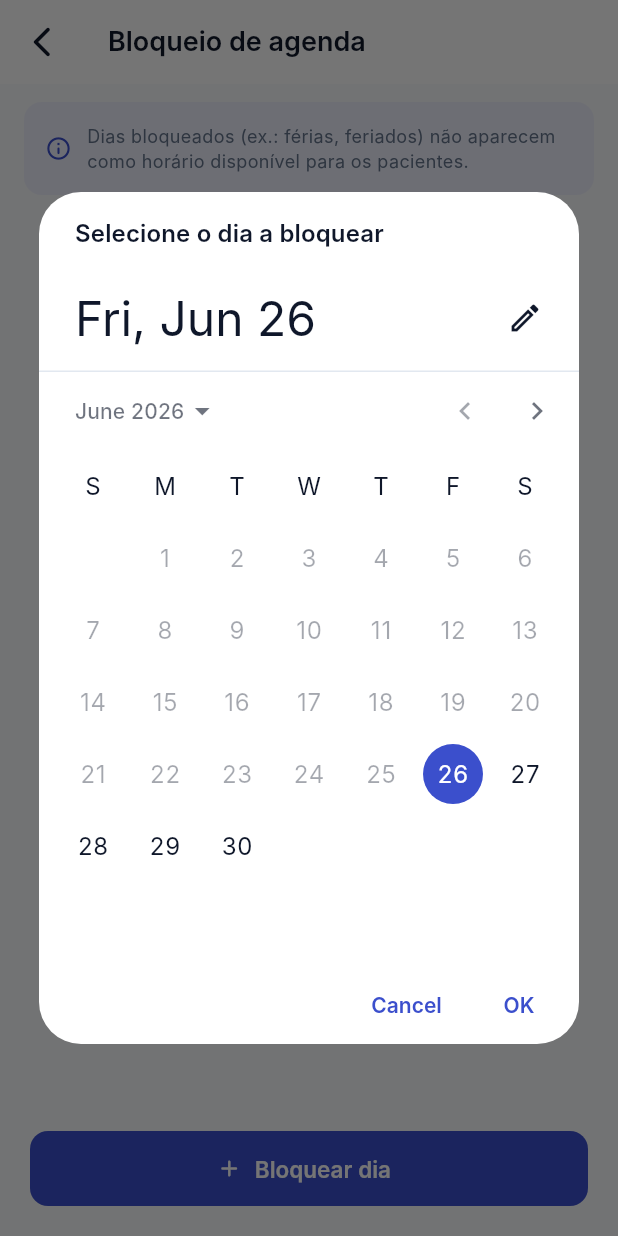
After one commit to JonathaDaSilva/Mindflow, a Flutter app: the BloqueiosAgendaScreen screen opened directly, after a tap on "Bloquear dia", on a phone screen of 412 x 824 dp. The commit adds this screen. Run offline on Flutter 3.47's test engine with Material 3 defaults, Android fonts, the phone set to English and light mode, and no system bars; our stand-ins replace flutter_local_notifications, shared_preferences, table_calendar; accounts and stored records are empty; network calls fail; Roboto replaces fonts that are missing (Inter).

Commit message:
feat: bloqueio na agenda do psicologo

```diff
--- /dev/null
+++ b/mindflow_psicologo/lib/screens/bloqueios_agenda_screen.dart
@@ -0,0 +1,253 @@
+import 'dart:convert';
+import 'package:flutter/material.dart';
+import 'package:intl/intl.dart';
+import 'package:mindflow_shared/mindflow_shared.dart';
+import '../theme/psicologo_theme.dart';
+
+// RF18 — psicólogo bloqueia dias da agenda (ex.: férias, feriado).
+// Datas bloqueadas deixam de gerar slots livres para os pacientes
+// (ver DisponibilidadeService.buscarSlotsLivres no backend).
+class BloqueiosAgendaScreen extends StatefulWidget {
+  const BloqueiosAgendaScreen({super.key});
+
+  @override
+  State<BloqueiosAgendaScreen> createState() => _BloqueiosAgendaScreenState();
+}
+
+class _BloqueiosAgendaScreenState extends State<BloqueiosAgendaScreen> {
+  List<Map<String, dynamic>> _bloqueios = [];
+  bool _carregando = true;
+  bool _salvando = false;
+
+  final _df = DateFormat('dd/MM/yyyy');
+
+  @override
+  void initState() {
+    super.initState();
+    _carregar();
+  }
+
+  Future<void> _carregar() async {
+    setState(() => _carregando = true);
+    try {
+      final res = await ApiClient.get('/disponibilidades/bloqueios');
+      if (res.statusCode == 200) {
+        final lista = (jsonDecode(res.body) as List).cast<Map<String, dynamic>>();
+        lista.sort((a, b) => (a['data'] as String).compareTo(b['data'] as String));
+        setState(() => _bloqueios = lista);
+      }
+    } catch (_) {
+    } finally {
+      if (mounted) setState(() => _carregando = false);
+    }
+  }
+
+  Future<void> _bloquearNovoDia() async {
+    final hoje = DateTime.now();
+    final data = await showDatePicker(
+      context: context,
+      initialDate: hoje,
+      firstDate: hoje,
+      lastDate: hoje.add(const Duration(days: 365)),
+      helpText: 'Selecione o dia a bloquear',
+    );
+    if (data == null) return;
+
+    final motivoCtrl = TextEditingController();
+    final confirmou = await showDialog<bool>(
+      context: context,
+      builder: (ctx) => AlertDialog(
+        title: const Text('Bloquear dia'),
+        content: Column(
+          mainAxisSize: MainAxisSize.min,
+          crossAxisAlignment: CrossAxisAlignment.start,
+          children: [
+            Text(_df.format(data), style: const TextStyle(fontWeight: FontWeight.w600)),
+            const SizedBox(height: 12),
+            TextField(
+              controller: motivoCtrl,
+              decoration: const InputDecoration(
+                labelText: 'Motivo (opcional)',
+                hintText: 'Ex.: Férias',
+              ),
+            ),
+          ],
+        ),
+        actions: [
+          TextButton(onPressed: () => Navigator.pop(ctx, false), child: const Text('Cancelar')),
+          ElevatedButton(onPressed: () => Navigator.pop(ctx, true), child: const Text('Bloquear')),
+        ],
+      ),
+    );
+    if (confirmou != true) return;
+
+    setState(() => _salvando = true);
+    try {
+      final body = {
+        'data': DateFormat('yyyy-MM-dd').format(data),
+        'motivo': motivoCtrl.text.trim().isEmpty ? null : motivoCtrl.text.trim(),
+      };
+      final res = await ApiClient.post('/disponibilidades/bloqueios', body);
+      if (!mounted) return;
+      if (res.statusCode == 201) {
+        await _carregar();
+        ScaffoldMessenger.of(context).showSnackBar(const SnackBar(
+          content: Text('Dia bloqueado com sucesso'),
+          backgroundColor: PT.success,
+        ));
+      } else {
+        final msg = jsonDecode(res.body)['error'] as String? ?? 'Erro ao bloquear dia';
+        ScaffoldMessenger.of(context).showSnackBar(SnackBar(content: Text(msg), backgroundColor: PT.error));
+      }
+    } catch (_) {
+      if (!mounted) return;
+      ScaffoldMessenger.of(context).showSnackBar(const SnackBar(
+        content: Text('Erro ao bloquear dia'),
+        backgroundColor: PT.error,
+      ));
+    } finally {
+      if (mounted) setState(() => _salvando = false);
+    }
+  }
+
+  Future<void> _desbloquear(String dataIso) async {
+    try {
+      final res = await ApiClient.delete('/disponibilidades/bloqueios/$dataIso');
+      if (!mounted) return;
+      if (res.statusCode == 200 || res.statusCode == 204) {
+        await _carregar();
+        ScaffoldMessenger.of(context).showSnackBar(const SnackBar(
+          content: Text('Bloqueio removido'),
+          backgroundColor: PT.success,
+        ));
+      }
+    } catch (_) {}
+  }
+
+  @override
+  Widget build(BuildContext context) {
+    return Scaffold(
+      backgroundColor: PT.background,
+      appBar: AppBar(
+        title: const Text('Bloqueio de agenda'),
+        leading: IconButton(
+          icon: const Icon(Icons.arrow_back_ios_new_rounded),
+          onPressed: () => Navigator.pop(context),
+        ),
+      ),
+      body: Column(
+        children: [
+          Container(
+            margin: const EdgeInsets.fromLTRB(16, 12, 16, 0),
+            padding: const EdgeInsets.all(14),
+            decoration: BoxDecoration(
+              color: PT.primaryLight,
+              borderRadius: BorderRadius.circular(12),
+            ),
+            child: const Row(children: [
+              Icon(Icons.info_outline_rounded, color: PT.primary, size: 18),
+              SizedBox(width: 10),
+              Expanded(
+                child: Text(
+                  'Dias bloqueados (ex.: férias, feriados) não aparecem '
+                  'como horário disponível para os pacientes.',
+                  style: TextStyle(color: PT.text2, fontSize: 12, height: 1.4),
+                ),
+              ),
+            ]),
+          ),
+          Expanded(
+            child: _carregando
+                ? const Center(child: CircularProgressIndicator(color: PT.primary))
+                : _bloqueios.isEmpty
+                    ? Center(
+                        child: Column(
+                          mainAxisSize: MainAxisSize.min,
+                          children: [
+                            Container(
+                              width: 64,
+                              height: 64,
+                              decoration: BoxDecoration(
+                                color: PT.surfaceAlt,
+                                borderRadius: BorderRadius.circular(20),
+                              ),
+                              child: const Icon(Icons.event_busy_rounded,
+                                  color: PT.text3, size: 28),
+                            ),
+                            const SizedBox(height: 14),
+                            const Text(
+                              'Nenhum dia bloqueado.',
+                              style: TextStyle(color: PT.text2),
+                            ),
+                          ],
+                        ),
+                      )
+                    : ListView.builder(
+                        padding: const EdgeInsets.all(20),
+                        itemCount: _bloqueios.length,
+                        itemBuilder: (_, i) {
+                          final b = _bloqueios[i];
+                          final dataIso = b['data'] as String;
+                          final data = DateTime.parse(dataIso);
+                          final motivo = b['motivo'] as String?;
+                          return Container(
+                            margin: const EdgeInsets.only(bottom: 10),
+                            decoration: PT.card,
+                            padding: const EdgeInsets.all(14),
+                            child: Row(children: [
+                              Container(
+                                width: 38,
+                                height: 38,
+                                decoration: BoxDecoration(
+                                  color: PT.errorLight,
+                                  borderRadius: BorderRadius.circular(10),
+                                ),
+                                child: const Icon(Icons.event_busy_rounded,
+                                    color: PT.error, size: 18),
+                              ),
+                              const SizedBox(width: 12),
+                              Expanded(
+                                child: Column(
+                                  crossAxisAlignment: CrossAxisAlignment.start,
+                                  children: [
+                                    Text(_df.format(data),
+                                        style: const TextStyle(
+                                            color: PT.text1,
+                                            fontWeight: FontWeight.w600)),
+                                    if (motivo != null && motivo.isNotEmpty)
+                                      Text(motivo,
+                                          style: const TextStyle(
+                                              color: PT.text2, fontSize: 12)),
+                                  ],
+                                ),
+                              ),
+                              IconButton(
+                                icon: const Icon(Icons.delete_outline,
+                                    color: PT.error, size: 20),
+                                onPressed: () => _desbloquear(dataIso),
+                              ),
+                            ]),
+                          );
+                        },
+                      ),
+          ),
+          Container(
+            color: PT.background,
+            padding: const EdgeInsets.all(20),
+            child: ElevatedButton.icon(
+              onPressed: _salvando ? null : _bloquearNovoDia,
+              icon: _salvando
+                  ? const SizedBox(
+                      width: 16,
+                      height: 16,
+                      child: CircularProgressIndicator(strokeWidth: 2, color: Colors.white))
+                  : const Icon(Icons.add_rounded),
+              label: Text(_salvando ? 'Bloqueando...' : 'Bloquear dia'),
+              style: ElevatedButton.styleFrom(minimumSize: const Size(double.infinity, 50)),
+            ),
+          ),
+        ],
+      ),
+    );
+  }
+}
```
Also changed, not shown: mindflow_paciente/lib/screens/psicologos_screen.dart (+126 -2 lines), mindflow_psicologo/lib/screens/home_screen.dart (+13 -0 lines), 15 other files.
